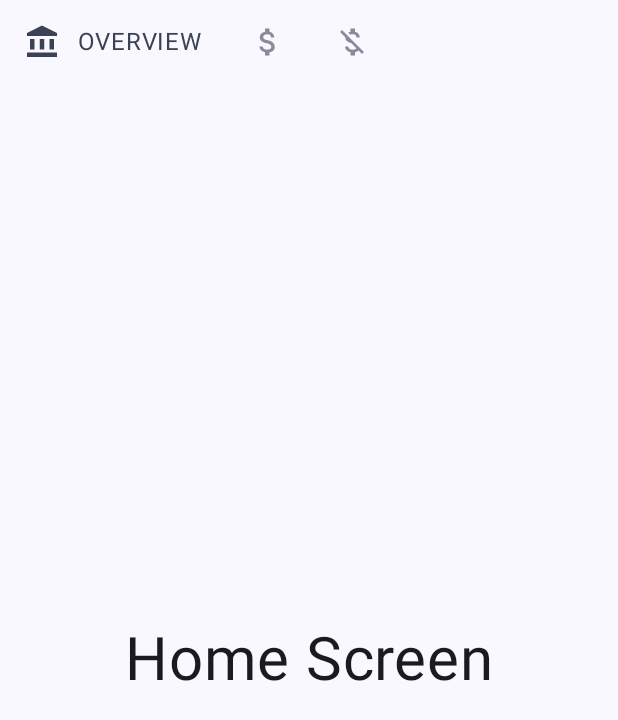
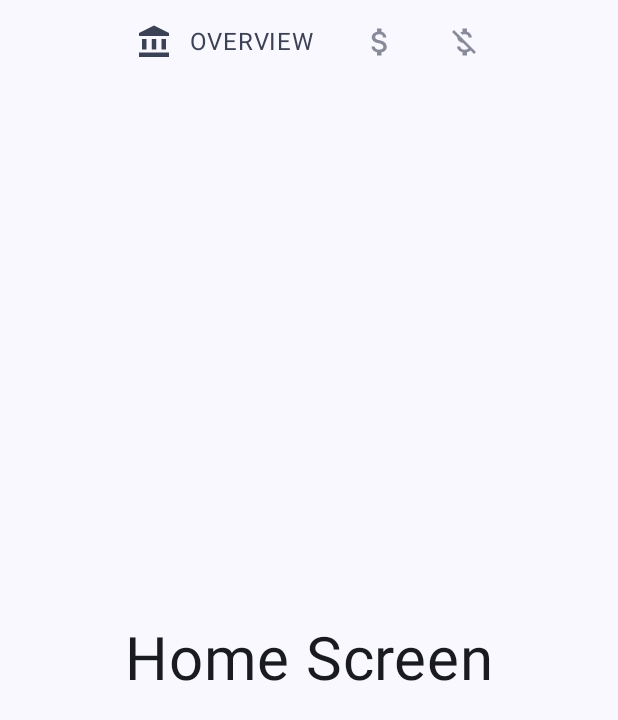
Before and after one commit to RafLew84/MyHomeBudgetCompose, an Android app built with Jetpack Compose: the screen it shows after launch (MainActivity), on a phone screen of 412 x 824 dp. Shown: the top 720 px of the screen. Run offline under Robolectric (Android 15) with nearby library versions, the phone set to English and light mode, and no system bars.

Commit message:
centering tabRows in topBar

```diff
--- a/app/src/main/java/com/example/myhomebudgetcompose/ui/components/TabRow.kt
+++ b/app/src/main/java/com/example/myhomebudgetcompose/ui/components/TabRow.kt
@@ -21,6 +21,7 @@ import androidx.compose.animation.animateContentSize
 import androidx.compose.animation.core.LinearEasing
 import androidx.compose.animation.core.tween
 import androidx.compose.foundation.interaction.MutableInteractionSource
+import androidx.compose.foundation.layout.Arrangement
 import androidx.compose.foundation.layout.Row
 import androidx.compose.foundation.layout.Spacer
 import androidx.compose.foundation.layout.fillMaxWidth
@@ -37,6 +38,7 @@ import androidx.compose.material3.Text
 import androidx.compose.runtime.Composable
 import androidx.compose.runtime.getValue
 import androidx.compose.runtime.remember
+import androidx.compose.ui.Alignment
 import androidx.compose.ui.Modifier
 import androidx.compose.ui.graphics.Color
 import androidx.compose.ui.graphics.vector.ImageVector
@@ -59,7 +61,7 @@ fun TabRow(
             .height(TabHeight)
             .fillMaxWidth()
     ) {
-        Row(Modifier.selectableGroup()) {
+        Row(Modifier.selectableGroup(), horizontalArrangement = Arrangement.Center) {
             allScreens.forEach { screen ->
                 SingleTab(
                     text = screen.route,
```
